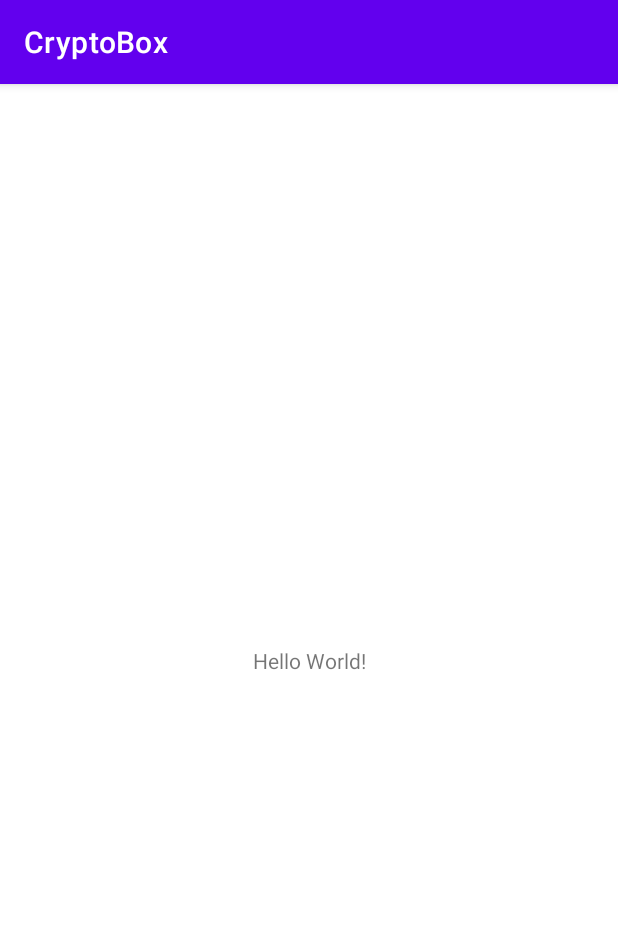
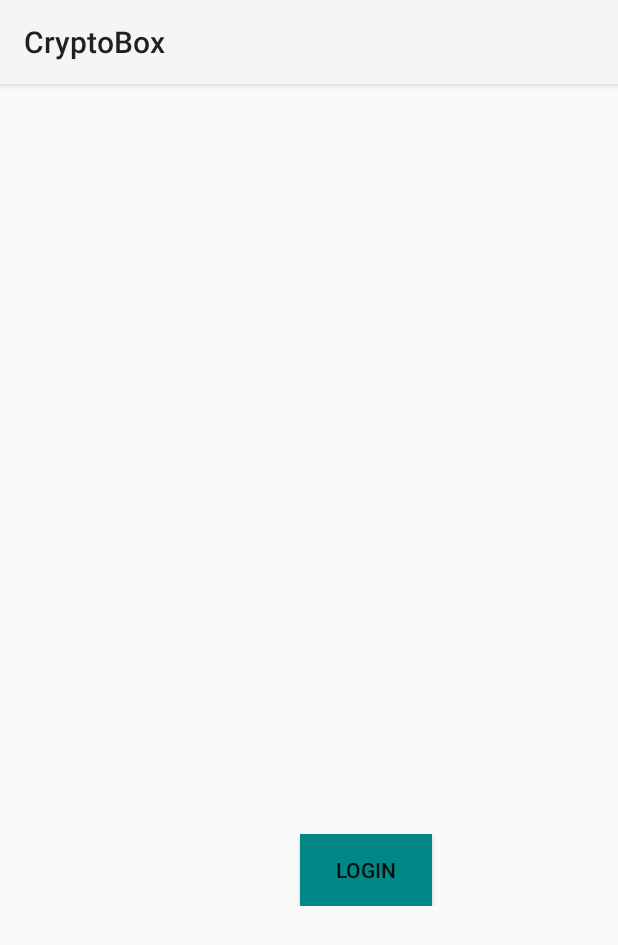
Before and after one commit to sujiths/CryptoBox, an Android app: the screen it shows after launch (MainActivity), on a phone screen of 412 x 824 dp. Shown: the top 945 px of the screen. Run offline under Robolectric (Android 15) with nearby library versions, the phone set to English and light mode, and no system bars.

Commit message:
Restarting Android

```diff
--- a/app/src/main/res/layout/activity_main.xml
+++ b/app/src/main/res/layout/activity_main.xml
@@ -6,13 +6,18 @@
     android:layout_height="match_parent"
     tools:context=".MainActivity">
 
-    <TextView
+    <RelativeLayout
+        android:layout_width="match_parent"
+        android:layout_height="wrap_content">
+    <Button
+        android:id="@+id/button"
         android:layout_width="wrap_content"
         android:layout_height="wrap_content"
-        android:text="Hello World!"
-        app:layout_constraintBottom_toBottomOf="parent"
-        app:layout_constraintLeft_toLeftOf="parent"
-        app:layout_constraintRight_toRightOf="parent"
-        app:layout_constraintTop_toTopOf="parent" />
-
+        android:layout_alignParentLeft="true"
+        android:layout_marginTop="500dp"
+        android:layout_marginLeft="200dp"
+        android:text="Login"
+        android:layout_gravity="center"
+        android:background="@color/teal_700"/>
+    </RelativeLayout>
 </androidx.constraintlayout.widget.ConstraintLayout>
--- a/app/src/main/res/values-night/themes.xml
+++ /dev/null
@@ -1,16 +0,0 @@
-<resources xmlns:tools="http://schemas.android.com/tools">
-    <!-- Base application theme. -->
-    <style name="Theme.CryptoBox" parent="Theme.MaterialComponents.DayNight.DarkActionBar">
-        <!-- Primary brand color. -->
-        <item name="colorPrimary">@color/purple_200</item>
-        <item name="colorPrimaryVariant">@color/purple_700</item>
-        <item name="colorOnPrimary">@color/black</item>
-        <!-- Secondary brand color. -->
-        <item name="colorSecondary">@color/teal_200</item>
-        <item name="colorSecondaryVariant">@color/teal_200</item>
-        <item name="colorOnSecondary">@color/black</item>
-        <!-- Status bar color. -->
-        <item name="android:statusBarColor" tools:targetApi="l">?attr/colorPrimaryVariant</item>
-        <!-- Customize your theme here. -->
-    </style>
-</resources>
--- a/app/src/main/res/values/themes.xml
+++ b/app/src/main/res/values/themes.xml
@@ -1,16 +1,5 @@
 <resources xmlns:tools="http://schemas.android.com/tools">
     <!-- Base application theme. -->
-    <style name="Theme.CryptoBox" parent="Theme.MaterialComponents.DayNight.DarkActionBar">
-        <!-- Primary brand color. -->
-        <item name="colorPrimary">@color/purple_500</item>
-        <item name="colorPrimaryVariant">@color/purple_700</item>
-        <item name="colorOnPrimary">@color/white</item>
-        <!-- Secondary brand color. -->
-        <item name="colorSecondary">@color/teal_200</item>
-        <item name="colorSecondaryVariant">@color/teal_700</item>
-        <item name="colorOnSecondary">@color/black</item>
-        <!-- Status bar color. -->
-        <item name="android:statusBarColor" tools:targetApi="l">?attr/colorPrimaryVariant</item>
-        <!-- Customize your theme here. -->
+    <style name="Theme.CryptoBox" parent="Theme.AppCompat.Light">
     </style>
 </resources>
```
